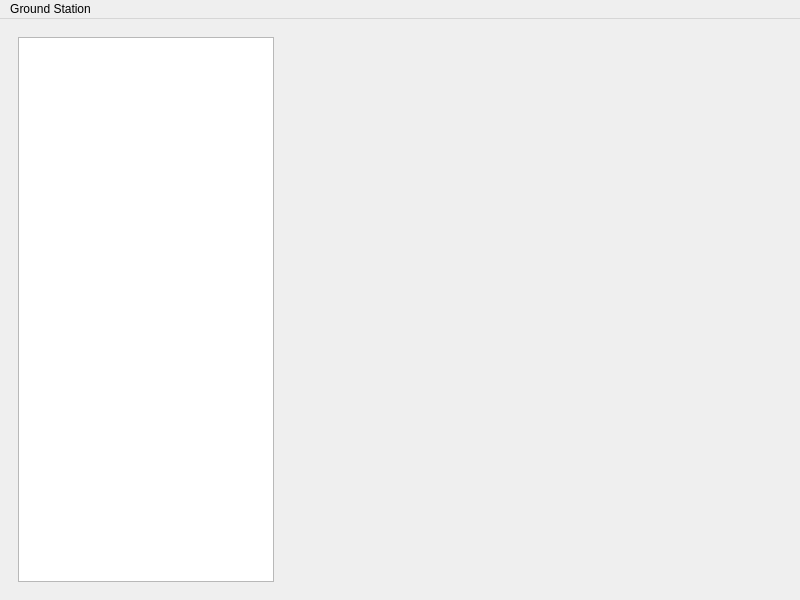
Old version of the form mainwindow.ui in the repository wing199901/Ground-Station.
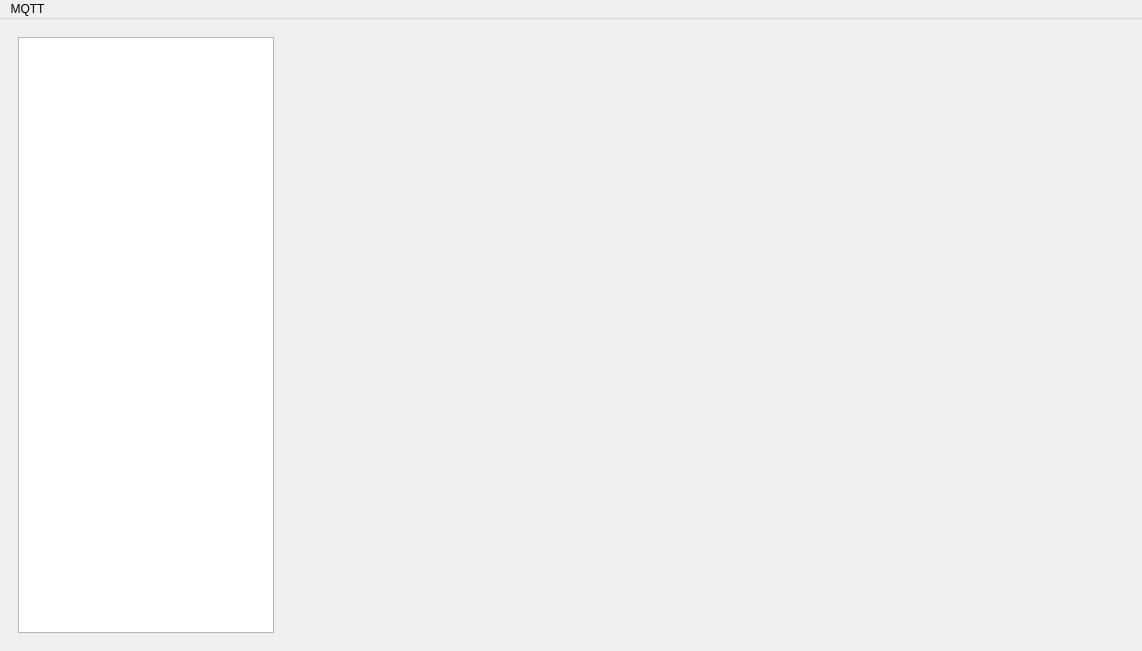
New version of the form. Custom widgets are drawn as their Qt base class.

```diff
--- a/mainwindow.ui
+++ b/mainwindow.ui
@@ -6,8 +6,8 @@
    <rect>
     <x>0</x>
     <y>0</y>
-    <width>800</width>
-    <height>600</height>
+    <width>1142</width>
+    <height>651</height>
    </rect>
   </property>
   <property name="windowTitle">
@@ -19,7 +19,7 @@
      <widget class="QWidget" name="widget_2" native="true">
       <layout class="QGridLayout" name="gridLayout_2">
        <item row="0" column="0">
-        <widget class="QListWidget" name="listWidget"/>
+        <widget class="QPlainTextEdit" name="editLog"/>
        </item>
       </layout>
      </widget>
@@ -35,39 +35,52 @@
          <property name="sizeHint" stdset="0">
           <size>
            <width>20</width>
-           <height>68</height>
+           <height>40</height>
           </size>
          </property>
         </spacer>
        </item>
        <item row="1" column="0">
+        <spacer name="horizontalSpacer">
+         <property name="orientation">
+          <enum>Qt::Horizontal</enum>
+         </property>
+         <property name="sizeHint" stdset="0">
+          <size>
+           <width>40</width>
+           <height>20</height>
+          </size>
+         </property>
+        </spacer>
+       </item>
+       <item row="1" column="2">
         <spacer name="horizontalSpacer_2">
          <property name="orientation">
           <enum>Qt::Horizontal</enum>
          </property>
          <property name="sizeHint" stdset="0">
           <size>
-           <width>48</width>
+           <width>40</width>
            <height>20</height>
           </size>
          </property>
         </spacer>
        </item>
-       <item row="1" column="1" colspan="2">
+       <item row="1" column="1">
         <widget class="qfi_EADI" name="graphicsEADI">
          <property name="enabled">
           <bool>false</bool>
          </property>
          <property name="minimumSize">
           <size>
-           <width>300</width>
-           <height>300</height>
+           <width>500</width>
+           <height>500</height>
           </size>
          </property>
          <property name="maximumSize">
           <size>
-           <width>300</width>
-           <height>300</height>
+           <width>500</width>
+           <height>500</height>
           </size>
          </property>
          <property name="frameShape">
@@ -84,20 +97,7 @@
          </property>
         </widget>
        </item>
-       <item row="1" column="3">
-        <spacer name="horizontalSpacer">
-         <property name="orientation">
-          <enum>Qt::Horizontal</enum>
-         </property>
-         <property name="sizeHint" stdset="0">
-          <size>
-           <width>47</width>
-           <height>20</height>
-          </size>
-         </property>
-        </spacer>
-       </item>
-       <item row="2" column="2">
+       <item row="2" column="1">
         <spacer name="verticalSpacer_2">
          <property name="orientation">
           <enum>Qt::Vertical</enum>
@@ -105,7 +105,7 @@
          <property name="sizeHint" stdset="0">
           <size>
            <width>20</width>
-           <height>67</height>
+           <height>40</height>
           </size>
          </property>
         </spacer>
@@ -120,20 +120,20 @@
     <rect>
      <x>0</x>
      <y>0</y>
-     <width>800</width>
+     <width>1142</width>
      <height>21</height>
     </rect>
    </property>
    <property name="defaultUp">
     <bool>false</bool>
    </property>
-   <widget class="QMenu" name="menuGround_Station">
+   <widget class="QMenu" name="menuMQTT">
     <property name="title">
-     <string>Ground Station</string>
+     <string>MQTT</string>
     </property>
     <addaction name="actionConnect"/>
    </widget>
-   <addaction name="menuGround_Station"/>
+   <addaction name="menuMQTT"/>
   </widget>
   <action name="actionConnect">
    <property name="text">
```
Left out of the diff: 6 changed lines with no effect on the pictures.
